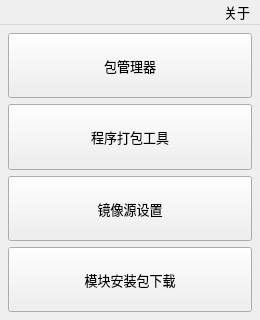
The window that source/awespykit/ui/main_entrance.ui (hrpzcf/AwesomePyKit) describes before a commit, drawn with Qt 5.
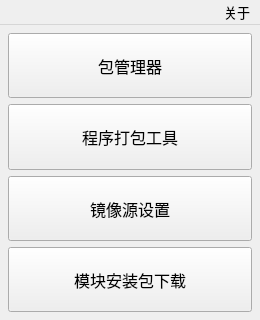
The same window after the commit.

Commit message: 主窗口改为可调整大小，并实现主窗口关闭时记住窗口大小

```diff
--- a/source/awespykit/ui/main_entrance.ui
+++ b/source/awespykit/ui/main_entrance.ui
@@ -10,18 +10,6 @@
     <height>320</height>
    </rect>
   </property>
-  <property name="minimumSize">
-   <size>
-    <width>260</width>
-    <height>320</height>
-   </size>
-  </property>
-  <property name="maximumSize">
-   <size>
-    <width>260</width>
-    <height>320</height>
-   </size>
-  </property>
   <property name="font">
    <font>
     <family>Microsoft YaHei UI</family>
@@ -32,7 +20,7 @@
    <string>AwesomePyKit</string>
   </property>
   <widget class="QWidget" name="centralwidget">
-   <layout class="QVBoxLayout" name="verticalLayout_2">
+   <layout class="QVBoxLayout" name="verticalLayout">
     <property name="leftMargin">
      <number>8</number>
     </property>
@@ -46,8 +34,6 @@
      <number>8</number>
     </property>
     <item>
-     <layout class="QVBoxLayout" name="verticalLayout">
-      <item>
        <widget class="QPushButton" name="pb_pkg_mgr">
         <property name="sizePolicy">
          <sizepolicy hsizetype="Minimum" vsizetype="Minimum">
@@ -55,6 +41,12 @@
           <verstretch>0</verstretch>
          </sizepolicy>
         </property>
+      <property name="font">
+       <font>
+        <family>Microsoft YaHei UI</family>
+        <pointsize>12</pointsize>
+       </font>
+      </property>
         <property name="toolTip">
          <string>管理不同 Python 环境中的第三方模块。</string>
         </property>
@@ -71,6 +63,12 @@
           <verstretch>0</verstretch>
          </sizepolicy>
         </property>
+      <property name="font">
+       <font>
+        <family>Microsoft YaHei UI</family>
+        <pointsize>12</pointsize>
+       </font>
+      </property>
         <property name="toolTip">
          <string>使用 Pyinstaller 将 Python 程序打包成 exe 可执行文件。</string>
         </property>
@@ -87,6 +85,12 @@
           <verstretch>0</verstretch>
          </sizepolicy>
         </property>
+      <property name="font">
+       <font>
+        <family>Microsoft YaHei UI</family>
+        <pointsize>12</pointsize>
+       </font>
+      </property>
         <property name="toolTip">
          <string>设置pip全局镜像源地址。</string>
         </property>
@@ -103,6 +107,12 @@
           <verstretch>0</verstretch>
          </sizepolicy>
         </property>
+      <property name="font">
+       <font>
+        <family>Microsoft YaHei UI</family>
+        <pointsize>12</pointsize>
+       </font>
+      </property>
         <property name="toolTip">
          <string>Python 的模块、包下载工具，可批量下载。</string>
         </property>
@@ -110,8 +120,6 @@
          <string>模块安装包下载</string>
         </property>
        </widget>
-      </item>
-     </layout>
     </item>
    </layout>
   </widget>
```
Lines whose indentation alone changed are shown as unchanged. The commit also changes 4 other files.
